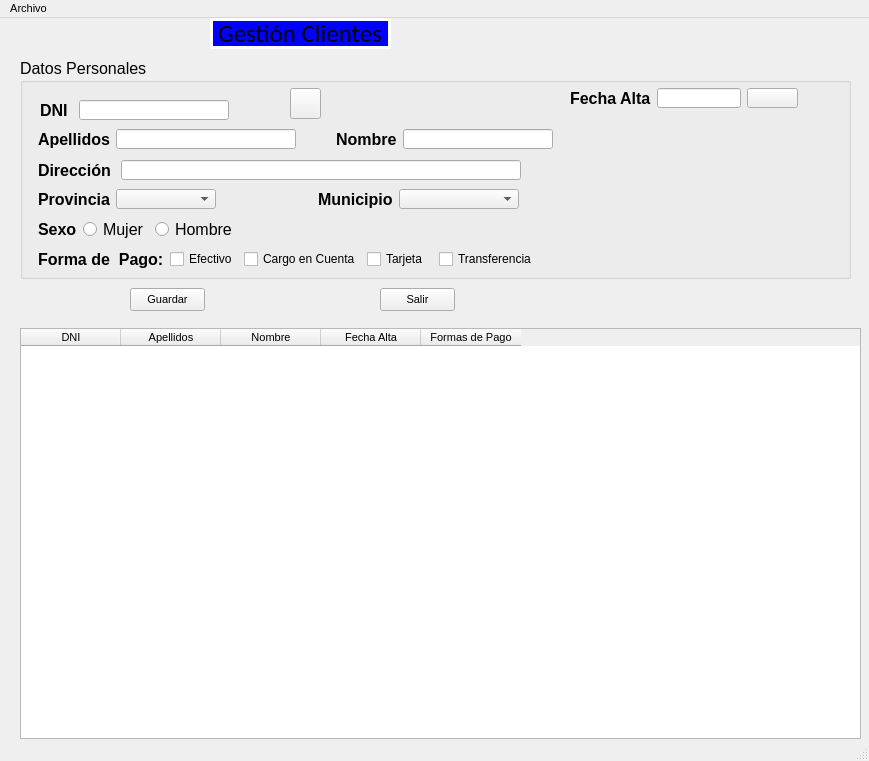
This is window.ui in adrianv2001/vidalperez as Qt 5 draws it before an edit. The edited form follows.
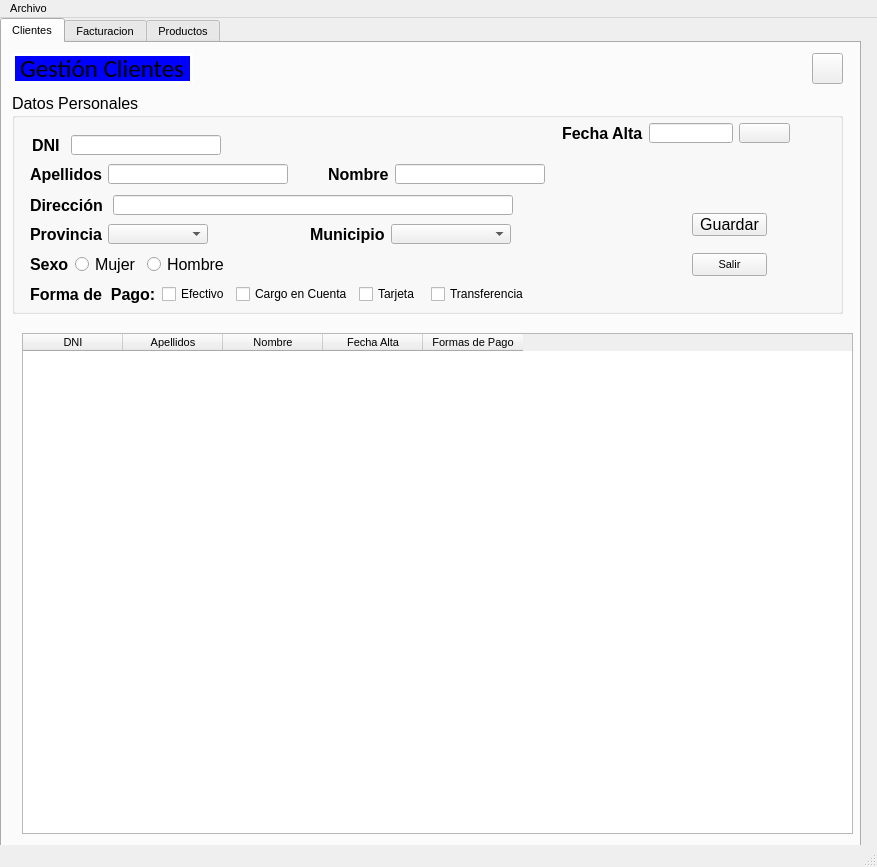
This is the edited form. Icons and pictures are not drawn.

The edit to the form file:
```diff
--- a/window.ui
+++ b/window.ui
@@ -6,8 +6,8 @@
    <rect>
     <x>0</x>
     <y>0</y>
-    <width>869</width>
-    <height>761</height>
+    <width>877</width>
+    <height>867</height>
    </rect>
   </property>
   <property name="font">
@@ -25,78 +25,27 @@
    <string notr="true"/>
   </property>
   <widget class="QWidget" name="centralwidget">
-   <widget class="QLabel" name="lblClientes">
+   <widget class="QTabWidget" name="tabPrograma">
     <property name="geometry">
      <rect>
-      <x>210</x>
+      <x>0</x>
       <y>0</y>
-      <width>181</width>
-      <height>31</height>
+      <width>861</width>
+      <height>831</height>
      </rect>
     </property>
-    <property name="font">
-     <font>
-      <family>Calibri</family>
-      <pointsize>19</pointsize>
-      <weight>50</weight>
-      <italic>false</italic>
-      <bold>false</bold>
-      <stylestrategy>PreferDefault</stylestrategy>
-     </font>
+    <property name="currentIndex">
+     <number>0</number>
     </property>
-    <property name="cursor">
-     <cursorShape>ArrowCursor</cursorShape>
-    </property>
-    <property name="styleSheet">
-     <string notr="true">QLabel{
-color:'white';
-background-color:#0000ff;
-border: 3px solid white;
-align: center;
-
-}</string>
-    </property>
-    <property name="text">
-     <string>Gestión Clientes</string>
-    </property>
-   </widget>
-   <widget class="QPushButton" name="btnGrabaCli">
-    <property name="geometry">
-     <rect>
-      <x>130</x>
-      <y>270</y>
-      <width>75</width>
-      <height>23</height>
-     </rect>
-    </property>
-    <property name="text">
-     <string>Guardar</string>
-    </property>
-   </widget>
-   <widget class="QPushButton" name="btnSalir">
-    <property name="geometry">
-     <rect>
-      <x>380</x>
-      <y>270</y>
-      <width>75</width>
-      <height>23</height>
-     </rect>
-    </property>
-    <property name="font">
-     <font>
-      <family>Arial</family>
-      <pointsize>8</pointsize>
-     </font>
-    </property>
-    <property name="text">
-     <string>Salir</string>
-    </property>
-   </widget>
+    <widget class="QWidget" name="tabClientes_2">
+     <attribute name="title">
+      <string>Clientes</string>
+     </attribute>
    <widget class="QGroupBox" name="groupBox">
     <property name="geometry">
      <rect>
-      <x>20</x>
-      <y>40</y>
+        <x>10</x>
+        <y>50</y>
       <width>831</width>
       <height>221</height>
      </rect>
@@ -785,21 +734,36 @@
       </item>
      </layout>
     </widget>
-    <widget class="QPushButton" name="btnLimpiaCli">
+      <widget class="QPushButton" name="btnGrabaCli">
      <property name="geometry">
       <rect>
-       <x>270</x>
-       <y>30</y>
-       <width>31</width>
-       <height>31</height>
+         <x>680</x>
+         <y>120</y>
+         <width>75</width>
+         <height>23</height>
       </rect>
      </property>
      <property name="text">
-      <string/>
-     </property>
-     <property name="icon">
-      <iconset>
-       <normaloff>img/recargas.png</normaloff>img/recargas.png</iconset>
+        <string>Guardar</string>
+       </property>
+      </widget>
+      <widget class="QPushButton" name="btnSalir">
+       <property name="geometry">
+        <rect>
+         <x>680</x>
+         <y>160</y>
+         <width>75</width>
+         <height>23</height>
+        </rect>
+       </property>
+       <property name="font">
+        <font>
+         <family>Arial</family>
+         <pointsize>8</pointsize>
+        </font>
+       </property>
+       <property name="text">
+        <string>Salir</string>
      </property>
     </widget>
    </widget>
@@ -807,9 +771,9 @@
     <property name="geometry">
      <rect>
       <x>20</x>
-      <y>310</y>
-      <width>841</width>
-      <height>411</height>
+        <y>290</y>
+        <width>831</width>
+        <height>501</height>
      </rect>
     </property>
     <property name="alternatingRowColors">
@@ -841,13 +805,103 @@
      </property>
     </column>
    </widget>
+     <widget class="QLabel" name="lblClientes">
+      <property name="geometry">
+       <rect>
+        <x>10</x>
+        <y>10</y>
+        <width>181</width>
+        <height>31</height>
+       </rect>
+      </property>
+      <property name="font">
+       <font>
+        <family>Calibri</family>
+        <pointsize>19</pointsize>
+        <weight>50</weight>
+        <italic>false</italic>
+        <bold>false</bold>
+        <stylestrategy>PreferDefault</stylestrategy>
+       </font>
+      </property>
+      <property name="cursor">
+       <cursorShape>ArrowCursor</cursorShape>
+      </property>
+      <property name="styleSheet">
+       <string notr="true">QLabel{
+color:'white';
+background-color:#0000ff;
+border: 3px solid white;
+align: center;
+
+}</string>
+      </property>
+      <property name="text">
+       <string>Gestión Clientes</string>
+      </property>
+     </widget>
+     <widget class="QPushButton" name="btnLimpiaCli">
+      <property name="geometry">
+       <rect>
+        <x>810</x>
+        <y>10</y>
+        <width>31</width>
+        <height>31</height>
+       </rect>
+      </property>
+      <property name="text">
+       <string/>
+      </property>
+      <property name="icon">
+       <iconset>
+        <normaloff>img/recargas.png</normaloff>img/recargas.png</iconset>
+      </property>
+     </widget>
+    </widget>
+    <widget class="QWidget" name="tabFacturacion">
+     <attribute name="title">
+      <string>Facturacion</string>
+     </attribute>
+     <widget class="QLabel" name="label">
+      <property name="geometry">
+       <rect>
+        <x>280</x>
+        <y>300</y>
+        <width>191</width>
+        <height>81</height>
+       </rect>
+      </property>
+      <property name="text">
+       <string>En construccion</string>
+      </property>
+     </widget>
+    </widget>
+    <widget class="QWidget" name="tabProductos">
+     <attribute name="title">
+      <string>Productos</string>
+     </attribute>
+     <widget class="QLabel" name="label_2">
+      <property name="geometry">
+       <rect>
+        <x>190</x>
+        <y>150</y>
+        <width>191</width>
+        <height>81</height>
+       </rect>
+      </property>
+      <property name="text">
+       <string>En construccion</string>
+      </property>
+     </widget>
+    </widget>
+   </widget>
   </widget>
   <widget class="QMenuBar" name="menubar">
    <property name="geometry">
     <rect>
      <x>0</x>
      <y>0</y>
-     <width>869</width>
+     <width>877</width>
      <height>21</height>
     </rect>
    </property>
```
Lines whose indentation alone changed are shown as unchanged.
